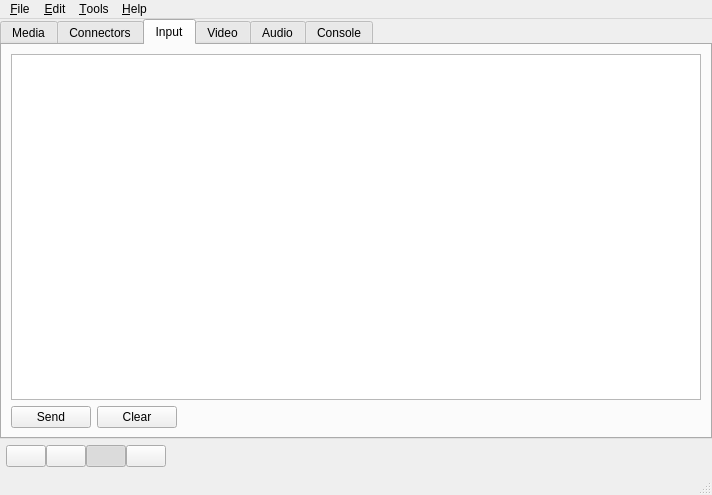
The window that main.ui (openMSX/catapult) describes before a commit, drawn with Qt 5.
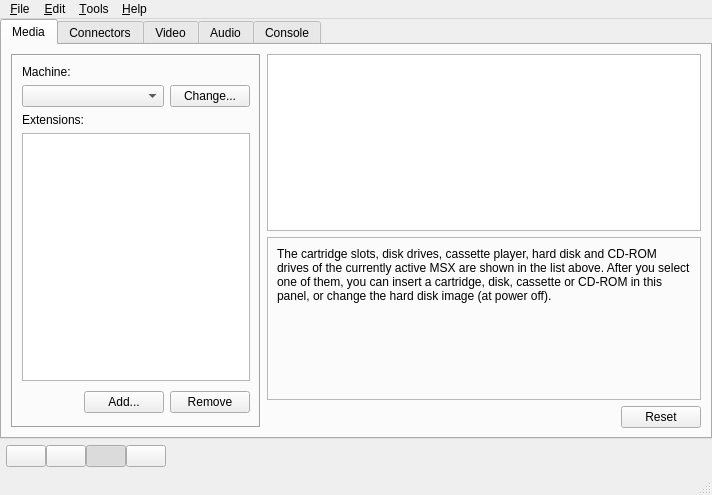
The same window after the commit. The open tabs and pages were chosen to show the change. Icons and pictures are not drawn.

Commit message: Made Input Text a separate dialog, accessible from the Tools menu

```diff
--- a/main.ui
+++ b/main.ui
@@ -2104,58 +2104,6 @@
         </item>
        </layout>
       </widget>
-      <widget class="QWidget" name="inputTab" >
-       <attribute name="title" >
-        <string>Input</string>
-       </attribute>
-       <layout class="QGridLayout" >
-        <item row="0" column="0" >
-         <layout class="QVBoxLayout" >
-          <item>
-           <widget class="QTextEdit" name="inputText" >
-            <property name="toolTip" >
-             <string>Text to paste into the MSX</string>
-            </property>
-            <property name="acceptRichText" >
-             <bool>false</bool>
-            </property>
-           </widget>
-          </item>
-          <item>
-           <layout class="QHBoxLayout" >
-            <item>
-             <widget class="QPushButton" name="sendButton" >
-              <property name="text" >
-               <string>Send</string>
-              </property>
-             </widget>
-            </item>
-            <item>
-             <widget class="QPushButton" name="clearButton" >
-              <property name="text" >
-               <string>Clear</string>
-              </property>
-             </widget>
-            </item>
-            <item>
-             <spacer>
-              <property name="orientation" >
-               <enum>Qt::Horizontal</enum>
-              </property>
-              <property name="sizeHint" >
-               <size>
-                <width>431</width>
-                <height>20</height>
-               </size>
-              </property>
-             </spacer>
-            </item>
-           </layout>
-          </item>
-         </layout>
-        </item>
-       </layout>
-      </widget>
       <widget class="QWidget" name="videoTab" >
        <attribute name="title" >
         <string>Video</string>
```
Left out of the diff: 14 changed lines with no effect on the pictures. The commit also changes 4 other files.
